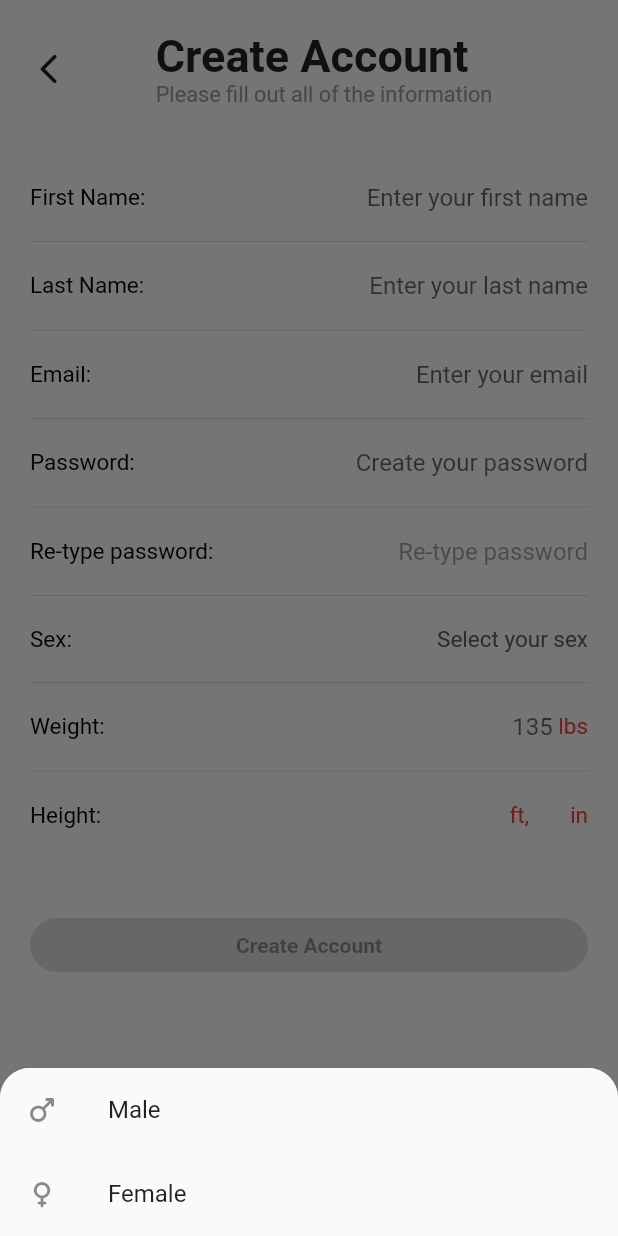
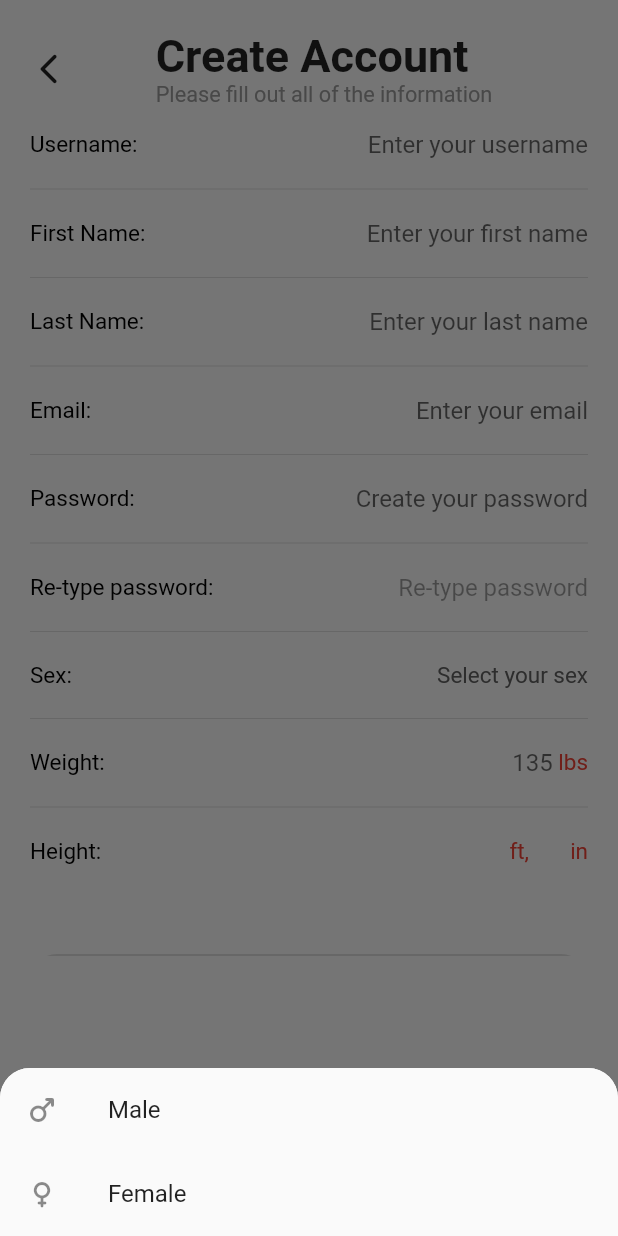
Before and after one commit to TrevorHuval/Mog, a Flutter app: the CreateAccount screen opened directly, after a tap on "Select your sex", on a phone screen of 412 x 824 dp. Run offline on Flutter 3.47's test engine with Material 2 defaults, Android fonts, the phone set to English and light mode, and no system bars; our stand-ins replace cloud_firestore, firebase_auth, firebase_core, firebase_storage, fl_chart, image_cropper and 3 more; missing offline and left inert: cloud_firestore_web, firebase_auth_web, firebase_core_web, firebase_database_web, firebase_storage_web, image_picker_for_web; accounts and stored records are empty; network calls fail; project files that could hold a hidden picture were left out.

Commit message:
added username to usermodel/createaccount

```diff
--- a/lib/models/user.dart
+++ b/lib/models/user.dart
@@ -1,5 +1,6 @@
 class UserModel {
   final String? id;
+  final String? username;
   final String profileImageUrl;
   final String? firstName;
   final String? lastName;
@@ -15,6 +16,7 @@ class UserModel {
 
   UserModel(
       {this.id,
+      this.username,
       required this.profileImageUrl,
       this.firstName,
       this.lastName,
@@ -31,6 +33,7 @@ class UserModel {
   factory UserModel.fromMap(map) {
     return UserModel(
       id: map['id'],
+      username: map['username'],
       profileImageUrl: map['profileImageUrl'],
       firstName: map['firstName'],
       lastName: map['lastName'],
@@ -49,6 +52,7 @@ class UserModel {
   Map<String, dynamic> toMap() {
     return {
       'id': id,
+      'username': username,
       'profileImageUrl': profileImageUrl,
       'firstName': firstName,
       'lastName': lastName,
--- a/lib/screens/create_account.dart
+++ b/lib/screens/create_account.dart
@@ -47,6 +47,7 @@ class _CreateAccount extends State<CreateAccount> {
   FirebaseAuth auth = FirebaseAuth.instance;
 
   String? email;
+  String? username;
   String? password;
   String? retypedPassword;
   String? firstName;
@@ -59,6 +60,7 @@ class _CreateAccount extends State<CreateAccount> {
   String? profileImageURL;
   final picker = ImagePicker();
 
+  bool usernameEmpty = true;
   bool firstNameEmpty = true;
   bool lastNameEmpty = true;
   bool emailEmpty = true;
@@ -97,7 +99,8 @@ class _CreateAccount extends State<CreateAccount> {
   void _checkAllFieldsEmpty() {
     setState(() => errorMessage = "");
 
-    if (firstNameEmpty == false &&
+    if (usernameEmpty == false &&
+        firstNameEmpty == false &&
         lastNameEmpty == false &&
         emailEmpty == false &&
         passwordEmpty == false &&
@@ -141,15 +144,15 @@ class _CreateAccount extends State<CreateAccount> {
       )
       .toList();
 
-  String? _validateName(String? value) {
-    if (value?.isEmpty ?? false) {
-      return 'Name is required.';
+  void _validateName(String? firstName, String? lastName) {
+    if ((firstName?.isEmpty ?? false) || (lastName?.isEmpty ?? false)) {
+      errorMessage = 'Name is required.';
     }
     final RegExp nameExp = RegExp(r'^[A-Za-z ]+$');
-    if (!nameExp.hasMatch(value!)) {
-      return 'Please enter only alphabetical characters.';
+    if ((!nameExp.hasMatch(firstName!)) || (!nameExp.hasMatch(lastName!))) {
+      errorMessage = 'Please enter only alphabetical characters.';
     }
-    return null;
+    setState(() {});
   }
 
   Widget buildPickerFeet() => Container(
@@ -241,7 +244,7 @@ class _CreateAccount extends State<CreateAccount> {
                     ],
                   ),
                 ),
-                const SizedBox(height: 50),
+                const SizedBox(height: 15),
                 Padding(
                   padding: const EdgeInsets.symmetric(horizontal: 20),
                   child: SizedBox(
@@ -250,6 +253,42 @@ class _CreateAccount extends State<CreateAccount> {
                     child: ListView(
                       physics: const BouncingScrollPhysics(),
                       children: [
+                        Row(
+                          mainAxisAlignment: MainAxisAlignment.spaceBetween,
+                          children: [
+                            Text(
+                              "Username:",
+                              style:
+                                  TextStyle(fontSize: 15, color: Colors.black),
+                            ),
+                            SizedBox(
+                              width: 200,
+                              child: Focus(
+                                child: TextFormField(
+                                  textAlign: TextAlign.end,
+                                  style: TextStyle(color: Colors.red),
+                                  maxLines: 1,
+                                  decoration: InputDecoration.collapsed(
+                                      hintText: 'Enter your username'),
+                                  onChanged: (val) {
+                                    setState(() {
+                                      username = val;
+                                    });
+                                  },
+                                ),
+                                onFocusChange: (hasFocus) {
+                                  if (!hasFocus) {
+                                    if (username != null && username != "") {
+                                      usernameEmpty = false;
+                                      _checkAllFieldsEmpty();
+                                    }
+                                  }
+                                },
+                              ),
+                            ),
+                          ],
+                        ),
+                        const Divider(height: 40),
                         Row(
                           mainAxisAlignment: MainAxisAlignment.spaceBetween,
                           children: [
@@ -632,8 +671,9 @@ class _CreateAccount extends State<CreateAccount> {
                                   int feetInt = int.parse(feet!);
                                   int inchesInt = int.parse(inches!);
                                   print("I'M GOING IN");
-
+                                  _validateName(firstName, lastName);
                                   AuthService().signUp(
+                                    username,
                                     firstName,
                                     lastName,
                                     email,
--- a/lib/services/auth.dart
+++ b/lib/services/auth.dart
@@ -21,8 +21,8 @@ class AuthService {
 
   assignProfileImage() async {}
 
-  Future signUp(
-      firstName, lastName, email, password, sex, weight, feet, inches) async {
+  Future signUp(username, firstName, lastName, email, password, sex, weight,
+      feet, inches) async {
     try {
       UserCredential user = await auth.createUserWithEmailAndPassword(
           email: email, password: password);
@@ -31,6 +31,7 @@ class AuthService {
           .collection('users')
           .doc(user.user!.uid)
           .set({
+        'username': username,
         'firstName': firstName,
         'lastName': lastName,
         'email': email,
--- a/lib/services/user.dart
+++ b/lib/services/user.dart
@@ -14,6 +14,7 @@ class UserService {
     return snapshot.docs.map((doc) {
       return UserModel(
         id: doc.id,
+        username: (doc.data() as dynamic)['username'] ?? '',
         firstName: (doc.data() as dynamic)['firstName'] ?? '',
         lastName: (doc.data() as dynamic)['lastName'] ?? '',
         profileImageUrl: (doc.data() as dynamic)['profileImageUrl'] ?? '',
@@ -34,6 +35,7 @@ class UserService {
     if (snapshot != null) {
       return UserModel(
         id: snapshot.id,
+        username: (snapshot.data() as dynamic)['username'] ?? '',
         firstName: (snapshot.data() as dynamic)['firstName'] ?? '',
         lastName: (snapshot.data() as dynamic)['lastName'] ?? '',
         profileImageUrl: (snapshot.data() as dynamic)['profileImageUrl'] ?? '',
```
Also changed, not shown: lib/utils/utils.dart (added, +52 -0 lines).
